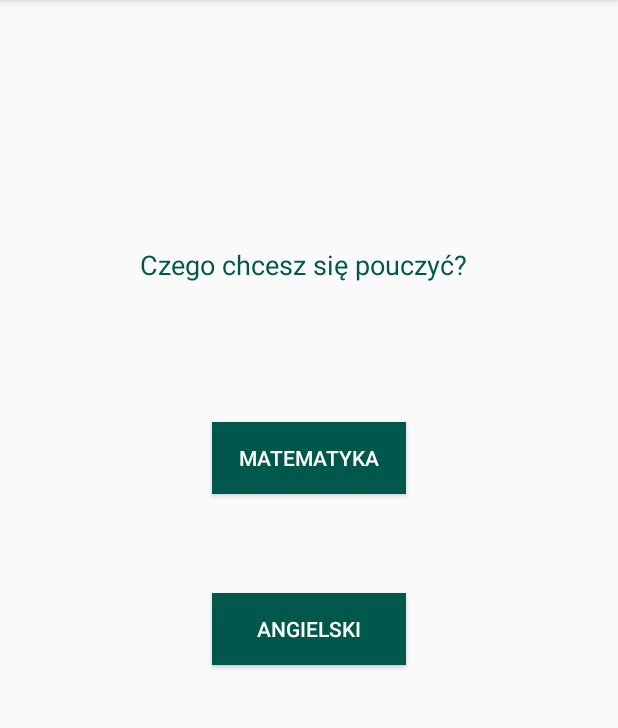
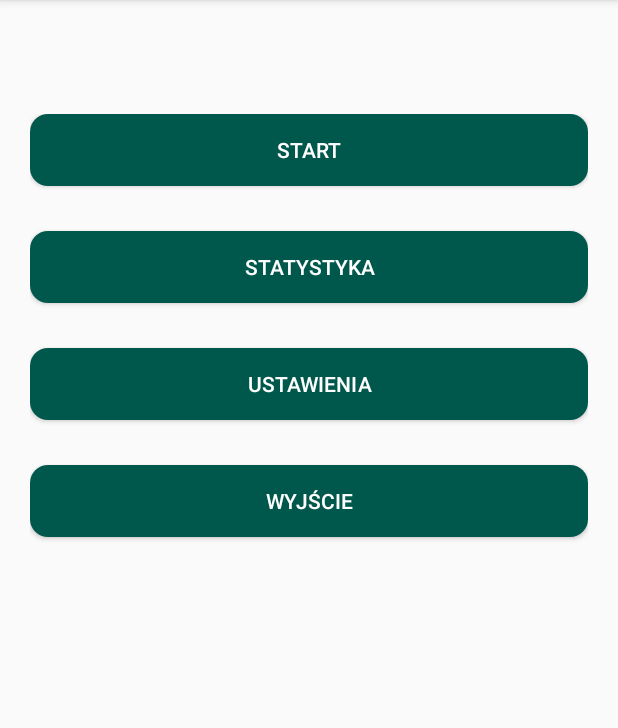
Before and after one commit to monkok96/teaching-mobile, an Android app: the screen it shows after launch (MainActivity), on a phone screen of 412 x 824 dp, the part 84-812 px from its top. Run offline under Robolectric (Android 15) with nearby library versions, the phone set to English and light mode, and no system bars; our stand-ins replace navigation-ui.

Commit message:
flow from main screen to areas

```diff
--- a/app/src/main/java/com/example/teachinghelper/Dao/SubjectDao.kt
+++ b/app/src/main/java/com/example/teachinghelper/Dao/SubjectDao.kt
@@ -20,4 +20,7 @@ interface SubjectDao {
 
     @Query ("SELECT * FROM subjects s WHERE  s.name=:name")
     fun getByName(name: String): Subject
+
+    @Query("SELECT * FROM subjects s WHERE s.id=:id")
+    fun getById(id: Int):Subject
 }
--- a/app/src/main/java/com/example/teachinghelper/MainActivity.kt
+++ b/app/src/main/java/com/example/teachinghelper/MainActivity.kt
@@ -15,6 +15,12 @@ import com.example.teachinghelper.Questions.QuestionListAdapter
 import com.example.teachinghelper.ViewModels.QuestionViewModel
 import androidx.lifecycle.ViewModelProviders
 import com.example.teachinghelper.ViewModels.SubjectViewModel
+import androidx.core.app.ComponentActivity
+import androidx.core.app.ComponentActivity.ExtraData
+import androidx.core.content.ContextCompat.getSystemService
+import android.icu.lang.UCharacter.GraphemeClusterBreak.T
+
+
 
 class MainActivity : AppCompatActivity() {
     private lateinit var questionsViewModel: QuestionViewModel
@@ -46,23 +52,18 @@ class MainActivity : AppCompatActivity() {
 //        questionsViewModel = ViewModelProviders.of(this).get(QuestionViewModel::class.java)
 //
 //        adapter.setQuestions((questionsViewModel.allQuestions))
-        val mathsButton = findViewById<Button>(R.id.MathsButton)
-        val englishButton = findViewById<Button>(R.id.EnglishButton)
 
-        subjectViewModel = ViewModelProviders.of(this).get(SubjectViewModel::class.java)
-        var maths = subjectViewModel.subjectByName(mathsButton.text.toString())
-        var english = subjectViewModel.subjectByName((englishButton.text.toString()))
 
-        mathsButton.setOnClickListener {
-            val intent = Intent(this, AreaChoice::class.java)
-            intent.putExtra("subjectId", maths.id)
+        val startGameButton = findViewById<Button>(R.id.StartGameButton)
+        startGameButton.setOnClickListener {
+            val intent = Intent(this, SubjectChoice::class.java)
             startActivity(intent)
         }
 
-        englishButton.setOnClickListener {
-            val intent = Intent(this, AreaChoice::class.java)
-            intent.putExtra("subjectId", english.id)
-            startActivity(intent)
+        var exitButton = findViewById<Button>(R.id.ExitButton)
+        exitButton.setOnClickListener {
+                finish()
+                System.exit(0)
         }
     }
 }
--- a/app/src/main/java/com/example/teachinghelper/Repositories/SubjectRepository.kt
+++ b/app/src/main/java/com/example/teachinghelper/Repositories/SubjectRepository.kt
@@ -10,4 +10,8 @@ class SubjectRepository(private val subjectDao: SubjectDao) {
     fun getByName(name: String) : Subject {
         return subjectDao.getByName(name)
     }
+
+    fun getById(id: Int): Subject {
+        return subjectDao.getById(id)
+    }
 }
--- a/app/src/main/java/com/example/teachinghelper/ViewModels/SubjectViewModel.kt
+++ b/app/src/main/java/com/example/teachinghelper/ViewModels/SubjectViewModel.kt
@@ -16,6 +16,10 @@ class SubjectViewModel (application: Application) : AndroidViewModel(application
         return repository.getByName(name)
     }
 
+    fun getSubjectById(id: Int) : Subject {
+        return repository.getById(id)
+    }
+
     init {
         val subjectDao = AppDatabase.getDatabase(application, viewModelScope).subjectDao()
         repository = SubjectRepository(subjectDao)
--- /dev/null
+++ b/app/src/main/res/drawable/round_button.xml
@@ -0,0 +1,10 @@
+<?xml version="1.0" encoding="utf-8"?>
+    <shape xmlns:android="http://schemas.android.com/apk/res/android"
+        android:shape="rectangle">
+<!--        <solid android:color="#EE944747" />-->
+        <solid android:color="@color/colorPrimaryDark" />
+        <corners android:bottomRightRadius="12dp"
+            android:bottomLeftRadius="12dp"
+            android:topRightRadius="12dp"
+            android:topLeftRadius="12dp"/>
+    </shape>
--- a/app/src/main/res/layout/activity_main.xml
+++ b/app/src/main/res/layout/activity_main.xml
@@ -1,6 +1,7 @@
 <?xml version="1.0" encoding="utf-8"?>
 
-<androidx.constraintlayout.widget.ConstraintLayout xmlns:android="http://schemas.android.com/apk/res/android"
+<androidx.constraintlayout.widget.ConstraintLayout
+    xmlns:android="http://schemas.android.com/apk/res/android"
     xmlns:app="http://schemas.android.com/apk/res-auto"
     xmlns:tools="http://schemas.android.com/tools"
     android:id="@+id/container"
@@ -8,44 +9,51 @@
     android:layout_height="match_parent"
     android:paddingTop="?attr/actionBarSize">
 
-    <TextView
-        android:id="@+id/TeachingQuestion"
-        android:layout_width="224dp"
-        android:layout_height="33dp"
-        android:layout_marginTop="108dp"
-        android:text="Czego chcesz się pouczyć?"
-        android:textColor="@color/colorPrimaryDark"
-        android:textSize="18sp"
-        app:layout_constraintEnd_toEndOf="parent"
-        app:layout_constraintHorizontal_bias="0.497"
-        app:layout_constraintStart_toStartOf="parent"
-        app:layout_constraintTop_toTopOf="parent" />
 
-    <Button
-        android:id="@+id/MathsButton"
-        android:layout_width="129dp"
-        android:layout_height="48dp"
-        android:layout_marginTop="84dp"
-        android:background="@color/colorPrimaryDark"
-        android:text="Matematyka"
-        android:textColor="@android:color/background_light"
-        app:layout_constraintEnd_toEndOf="parent"
-        app:layout_constraintStart_toStartOf="parent"
-        app:layout_constraintTop_toBottomOf="@+id/TeachingQuestion" />
+    <LinearLayout
+        android:layout_width="match_parent"
+        android:layout_height="match_parent"
+        android:gravity="center_horizontal"
+        android:orientation="vertical"
+        android:padding="20dp"
+        >
 
-    <Button
-        android:id="@+id/EnglishButton"
-        android:layout_width="129dp"
-        android:layout_height="48dp"
-        android:layout_marginTop="56dp"
-        android:background="@color/colorPrimaryDark"
-        android:text="Angielski"
-        android:textColor="@android:color/background_light"
-        app:layout_constraintBottom_toBottomOf="parent"
-        app:layout_constraintEnd_toEndOf="parent"
-        app:layout_constraintStart_toStartOf="parent"
-        app:layout_constraintTop_toBottomOf="@+id/MathsButton"
-        app:layout_constraintVertical_bias="0.03" />
+        <Button
+            android:id="@+id/StartGameButton"
+            android:layout_width="match_parent"
+            android:layout_height="48dp"
+            android:layout_marginBottom="30dp"
+            android:background="@drawable/round_button"
+            android:text="Start"
+            android:textColor="@android:color/background_light" />
+
+        <Button
+            android:id="@+id/StatisticsButton"
+            android:layout_width="match_parent"
+            android:layout_height="48dp"
+            android:background="@drawable/round_button"
+            android:layout_marginBottom="30dp"
+            android:text="Statystyka"
+            android:textColor="@android:color/background_light" />
+
+        <Button
+            android:id="@+id/SettingsButton"
+            android:layout_width="match_parent"
+            android:layout_height="48dp"
+            android:background="@drawable/round_button"
+            android:layout_marginBottom="30dp"
+            android:text="Ustawienia"
+            android:textColor="@android:color/background_light" />
+
+        <Button
+            android:id="@+id/ExitButton"
+            android:layout_width="match_parent"
+            android:layout_height="48dp"
+            android:background="@drawable/round_button"
+            android:layout_marginBottom="30dp"
+            android:text="Wyjście"
+            android:textColor="@android:color/background_light" />
+    </LinearLayout>
 
     <!--    <com.google.android.material.bottomnavigation.BottomNavigationView-->
 <!--        android:id="@+id/nav_view"-->
--- a/app/src/main/res/values/colors.xml
+++ b/app/src/main/res/values/colors.xml
@@ -1,6 +1,6 @@
 <?xml version="1.0" encoding="utf-8"?>
 <resources>
-    <color name="colorPrimary">#008577</color>
+    <color name="colorPrimary">#009181</color>
     <color name="colorPrimaryDark">#00574B</color>
     <color name="colorAccent">#D81B60</color>
 </resources>
```
Also changed, not shown: app/src/main/java/com/example/teachinghelper/AreaChoice.kt (+25 -16 lines), app/src/main/java/com/example/teachinghelper/SubjectChoice.kt (+29 -1 lines), app/src/main/res/layout/activity_area_choice.xml (+51 -17 lines), app/src/main/res/layout/activity_subject_choice.xml (+68 -43 lines), app/src/main/res/drawable/english.png (added), app/src/main/res/drawable/maths.png (added).
